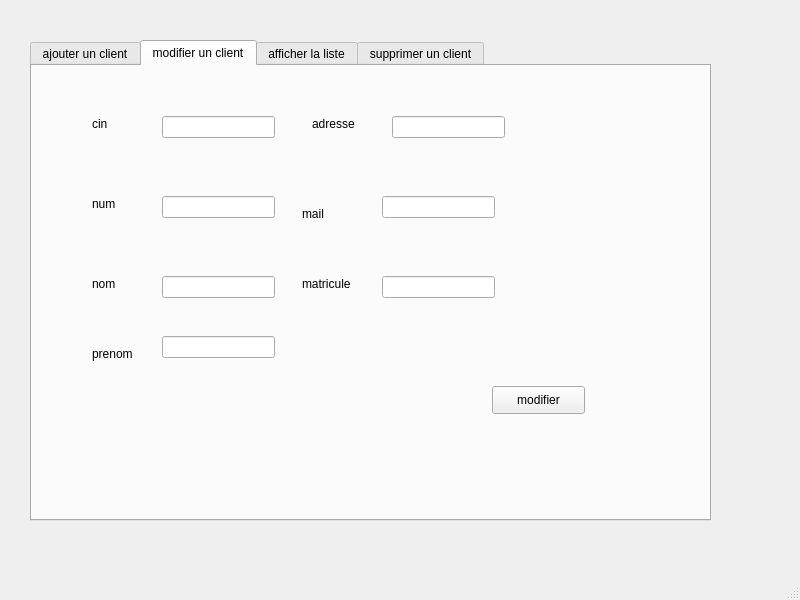
firastourki99/smartgarage, file mainwindow.ui: the form before one commit.
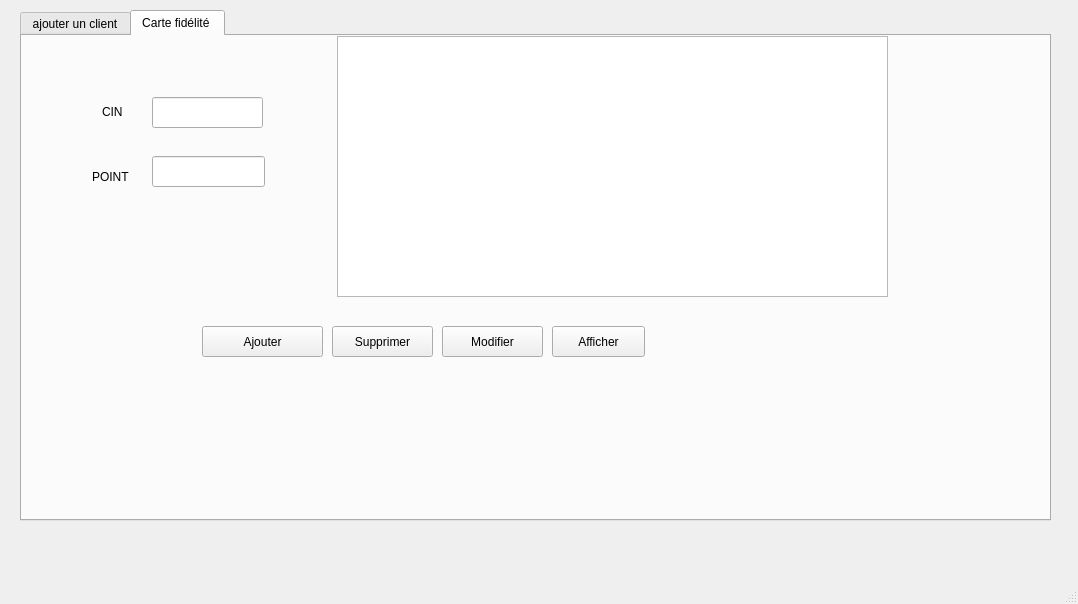
The form after the commit. The open tabs and pages were chosen to show the change.

```diff
--- a/mainwindow.ui
+++ b/mainwindow.ui
@@ -6,8 +6,8 @@
    <rect>
     <x>0</x>
     <y>0</y>
-    <width>800</width>
-    <height>600</height>
+    <width>1078</width>
+    <height>604</height>
    </rect>
   </property>
   <property name="windowTitle">
@@ -17,10 +17,10 @@
    <widget class="QTabWidget" name="tabWidget">
     <property name="geometry">
      <rect>
-      <x>30</x>
-      <y>40</y>
-      <width>681</width>
-      <height>481</height>
+      <x>20</x>
+      <y>10</y>
+      <width>1031</width>
+      <height>511</height>
      </rect>
     </property>
     <property name="currentIndex">
@@ -207,177 +207,11 @@
        <string>ajouter</string>
       </property>
      </widget>
-    </widget>
-    <widget class="QWidget" name="tab_3">
-     <attribute name="title">
-      <string>modifier un client</string>
-     </attribute>
-     <widget class="QLabel" name="label_8">
-      <property name="geometry">
-       <rect>
-        <x>60</x>
-        <y>50</y>
-        <width>56</width>
-        <height>16</height>
-       </rect>
-      </property>
-      <property name="text">
-       <string>cin</string>
-      </property>
-     </widget>
-     <widget class="QLabel" name="label_9">
-      <property name="geometry">
-       <rect>
-        <x>60</x>
-        <y>130</y>
-        <width>56</width>
-        <height>16</height>
-       </rect>
-      </property>
-      <property name="text">
-       <string>num</string>
-      </property>
-     </widget>
-     <widget class="QLabel" name="label_10">
-      <property name="geometry">
-       <rect>
-        <x>60</x>
-        <y>210</y>
-        <width>56</width>
-        <height>16</height>
-       </rect>
-      </property>
-      <property name="text">
-       <string>nom</string>
-      </property>
-     </widget>
-     <widget class="QLabel" name="label_11">
-      <property name="geometry">
-       <rect>
-        <x>60</x>
-        <y>280</y>
-        <width>56</width>
-        <height>16</height>
-       </rect>
-      </property>
-      <property name="text">
-       <string>prenom</string>
-      </property>
-     </widget>
-     <widget class="QLineEdit" name="lecin1">
-      <property name="geometry">
-       <rect>
-        <x>130</x>
-        <y>50</y>
-        <width>113</width>
-        <height>22</height>
-       </rect>
-      </property>
-     </widget>
-     <widget class="QLineEdit" name="lenum1">
-      <property name="geometry">
-       <rect>
-        <x>130</x>
-        <y>130</y>
-        <width>113</width>
-        <height>22</height>
-       </rect>
-      </property>
-     </widget>
-     <widget class="QLineEdit" name="lenom1">
-      <property name="geometry">
-       <rect>
-        <x>130</x>
-        <y>210</y>
-        <width>113</width>
-        <height>22</height>
-       </rect>
-      </property>
-     </widget>
-     <widget class="QLineEdit" name="leprenom1">
-      <property name="geometry">
-       <rect>
-        <x>130</x>
-        <y>270</y>
-        <width>113</width>
-        <height>22</height>
-       </rect>
-      </property>
-     </widget>
-     <widget class="QLabel" name="label_12">
-      <property name="geometry">
-       <rect>
-        <x>280</x>
-        <y>50</y>
-        <width>56</width>
-        <height>16</height>
-       </rect>
-      </property>
-      <property name="text">
-       <string>adresse</string>
-      </property>
-     </widget>
-     <widget class="QLabel" name="label_13">
-      <property name="geometry">
-       <rect>
-        <x>270</x>
-        <y>140</y>
-        <width>56</width>
-        <height>16</height>
-       </rect>
-      </property>
-      <property name="text">
-       <string>mail</string>
-      </property>
-     </widget>
-     <widget class="QLabel" name="label_14">
-      <property name="geometry">
-       <rect>
-        <x>270</x>
-        <y>210</y>
-        <width>56</width>
-        <height>16</height>
-       </rect>
-      </property>
-      <property name="text">
-       <string>matricule</string>
-      </property>
-     </widget>
-     <widget class="QLineEdit" name="lead1">
-      <property name="geometry">
-       <rect>
-        <x>360</x>
-        <y>50</y>
-        <width>113</width>
-        <height>22</height>
-       </rect>
-      </property>
-     </widget>
-     <widget class="QLineEdit" name="lemail1">
-      <property name="geometry">
-       <rect>
-        <x>350</x>
-        <y>130</y>
-        <width>113</width>
-        <height>22</height>
-       </rect>
-      </property>
-     </widget>
-     <widget class="QLineEdit" name="lemat1">
-      <property name="geometry">
-       <rect>
-        <x>350</x>
-        <y>210</y>
-        <width>113</width>
-        <height>22</height>
-       </rect>
-      </property>
-     </widget>
      <widget class="QPushButton" name="modifier">
       <property name="geometry">
        <rect>
-        <x>460</x>
-        <y>320</y>
+        <x>480</x>
+        <y>370</y>
         <width>93</width>
         <height>28</height>
        </rect>
@@ -386,11 +220,42 @@
        <string>modifier</string>
       </property>
      </widget>
-    </widget>
-    <widget class="QWidget" name="tab">
-     <attribute name="title">
-      <string>afficher la liste</string>
-     </attribute>
+     <widget class="QPushButton" name="pushButton">
+      <property name="geometry">
+       <rect>
+        <x>370</x>
+        <y>410</y>
+        <width>93</width>
+        <height>28</height>
+       </rect>
+      </property>
+      <property name="text">
+       <string>supprimer</string>
+      </property>
+     </widget>
+     <widget class="QLineEdit" name="lecin2">
+      <property name="geometry">
+       <rect>
+        <x>630</x>
+        <y>380</y>
+        <width>113</width>
+        <height>22</height>
+       </rect>
+      </property>
+     </widget>
+     <widget class="QLabel" name="label_15">
+      <property name="geometry">
+       <rect>
+        <x>590</x>
+        <y>380</y>
+        <width>41</width>
+        <height>16</height>
+       </rect>
+      </property>
+      <property name="text">
+       <string>cin</string>
+      </property>
+     </widget>
      <widget class="QTableView" name="tableView">
       <property name="geometry">
        <rect>
@@ -430,70 +295,55 @@
      <widget class="QPushButton" name="pushButton_2">
       <property name="geometry">
        <rect>
+        <x>580</x>
+        <y>410</y>
+        <width>141</width>
+        <height>28</height>
+       </rect>
+      </property>
+      <property name="text">
+       <string>Generer carte fidélité</string>
+      </property>
+     </widget>
+     <widget class="QTableView" name="tableView_2">
+      <property name="geometry">
+       <rect>
+        <x>360</x>
+        <y>200</y>
+        <width>661</width>
+        <height>141</height>
+       </rect>
+      </property>
+     </widget>
+     <widget class="QPushButton" name="pushButton_3">
+      <property name="geometry">
+       <rect>
+        <x>580</x>
+        <y>450</y>
+        <width>261</width>
+        <height>28</height>
+       </rect>
+      </property>
+      <property name="text">
+       <string>Afficher listes voitures relatives aux clients</string>
+      </property>
+     </widget>
+    </widget>
+    <widget class="QWidget" name="tab">
+     <attribute name="title">
+      <string>Carte fidélité </string>
+     </attribute>
+     <widget class="QPushButton" name="ajoutcarte">
+      <property name="geometry">
+       <rect>
         <x>180</x>
-        <y>400</y>
-        <width>171</width>
-        <height>41</height>
-       </rect>
-      </property>
-      <property name="text">
-       <string>Afficher un client spécefique</string>
-      </property>
-     </widget>
-     <widget class="QPushButton" name="recherche">
-      <property name="geometry">
-       <rect>
-        <x>380</x>
-        <y>360</y>
-        <width>141</width>
-        <height>41</height>
-       </rect>
-      </property>
-      <property name="text">
-       <string>Recherche</string>
-      </property>
-     </widget>
-     <widget class="QPushButton" name="trier">
-      <property name="geometry">
-       <rect>
-        <x>42</x>
-        <y>400</y>
-        <width>141</width>
-        <height>41</height>
-       </rect>
-      </property>
-      <property name="text">
-       <string>trier la liste</string>
-      </property>
-     </widget>
-     <widget class="QTableView" name="tableview2">
-      <property name="geometry">
-       <rect>
-        <x>345</x>
-        <y>21</y>
-        <width>311</width>
-        <height>331</height>
-       </rect>
-      </property>
-     </widget>
-     <widget class="QLineEdit" name="line_recherche">
-      <property name="geometry">
-       <rect>
-        <x>532</x>
-        <y>370</y>
+        <y>290</y>
         <width>121</width>
         <height>31</height>
        </rect>
       </property>
-     </widget>
-     <widget class="QComboBox" name="comboBox">
-      <property name="geometry">
-       <rect>
-        <x>300</x>
-        <y>370</y>
-        <width>73</width>
-        <height>22</height>
-       </rect>
+      <property name="text">
+       <string>Ajouter</string>
       </property>
       <item>
        <property name="text">
@@ -501,45 +351,99 @@
        </property>
       </item>
      </widget>
-    </widget>
-    <widget class="QWidget" name="tab_2">
-     <attribute name="title">
-      <string>supprimer un client</string>
-     </attribute>
-     <widget class="QLabel" name="label_15">
+     <widget class="QPushButton" name="supprimercarte">
       <property name="geometry">
        <rect>
-        <x>90</x>
-        <y>160</y>
-        <width>56</width>
-        <height>16</height>
+        <x>310</x>
+        <y>290</y>
+        <width>101</width>
+        <height>31</height>
        </rect>
       </property>
       <property name="text">
-       <string>cin</string>
+       <string>Supprimer</string>
       </property>
      </widget>
-     <widget class="QLineEdit" name="lecin2">
-      <property name="geometry">
-       <rect>
-        <x>180</x>
-        <y>160</y>
-        <width>113</width>
-        <height>22</height>
-       </rect>
-      </property>
-     </widget>
-     <widget class="QPushButton" name="pushButton">
+     <widget class="QPushButton" name="modifiercarte">
       <property name="geometry">
        <rect>
         <x>420</x>
-        <y>310</y>
+        <y>290</y>
+        <width>101</width>
+        <height>31</height>
+       </rect>
+      </property>
+      <property name="text">
+       <string>Modifier</string>
+      </property>
+     </widget>
+     <widget class="QPushButton" name="affichercarte">
+      <property name="geometry">
+       <rect>
+        <x>530</x>
+        <y>290</y>
         <width>93</width>
-        <height>28</height>
+        <height>31</height>
        </rect>
       </property>
       <property name="text">
-       <string>supprimer</string>
+       <string>Afficher</string>
+      </property>
+     </widget>
+     <widget class="QLineEdit" name="cin3">
+      <property name="geometry">
+       <rect>
+        <x>130</x>
+        <y>61</y>
+        <width>111</width>
+        <height>31</height>
+       </rect>
+      </property>
+     </widget>
+     <widget class="QLabel" name="label_8">
+      <property name="geometry">
+       <rect>
+        <x>80</x>
+        <y>65</y>
+        <width>71</width>
+        <height>21</height>
+       </rect>
+      </property>
+      <property name="text">
+       <string>CIN</string>
+      </property>
+     </widget>
+     <widget class="QTableView" name="tableView_3">
+      <property name="geometry">
+       <rect>
+        <x>315</x>
+        <y>0</y>
+        <width>551</width>
+        <height>261</height>
+       </rect>
+      </property>
+     </widget>
+     <widget class="QLineEdit" name="point">
+      <property name="geometry">
+       <rect>
+        <x>130</x>
+        <y>120</y>
+        <width>113</width>
+        <height>31</height>
+       </rect>
+      </property>
+     </widget>
+     <widget class="QLabel" name="label_9">
+      <property name="geometry">
+       <rect>
+        <x>70</x>
+        <y>130</y>
+        <width>81</width>
+        <height>21</height>
+       </rect>
+      </property>
+      <property name="text">
+       <string>POINT</string>
       </property>
      </widget>
     </widget>
```
Left out of the diff: 108 changed lines with no effect on the pictures.
